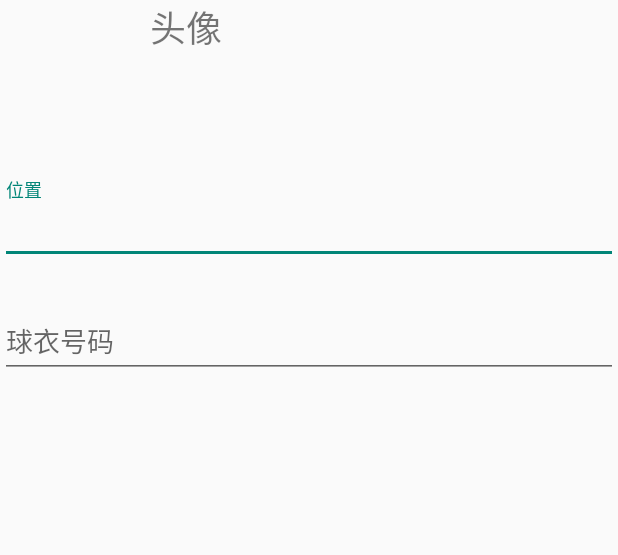
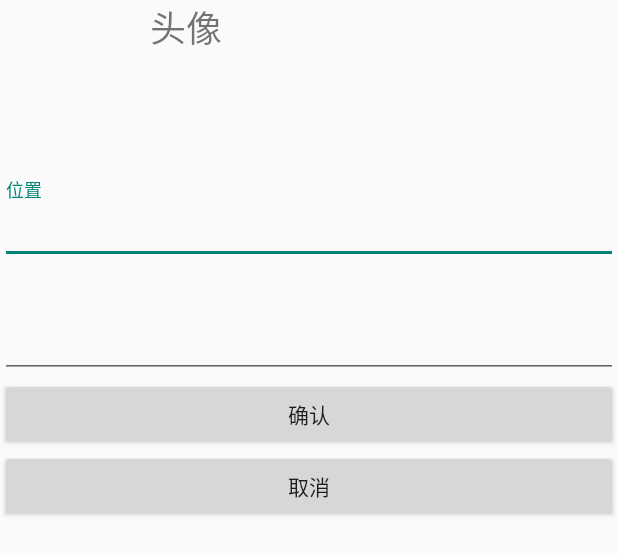
Before and after one commit to WyYU/KickBang2, an Android app: the layout activity_editinfo.xml on its own in the app's theme, with its tools: preview values and no code run, on a phone screen of 412 x 824 dp. Shown: the top 555 px of the screen. Run offline under Robolectric (Android 15) with nearby library versions, the light colour scheme and no system bars; plain views replace SImageView.

Commit message:
本地上传头像到服务器

```diff
--- a/app/build.gradle
+++ b/app/build.gradle
@@ -22,6 +22,7 @@ dependencies {
     implementation fileTree(dir: 'libs', include: ['*.jar'])
     implementation 'com.android.support:appcompat-v7:26.1.0'
     implementation 'com.android.support.constraint:constraint-layout:1.1.3'
+    implementation group: 'com.android.support', name: 'preference-v7', version: '26.1.0'
     testImplementation 'junit:junit:4.12'
     androidTestImplementation 'com.android.support.test:runner:1.0.2'
     androidTestImplementation 'com.android.support.test.espresso:espresso-core:3.0.2'
@@ -33,4 +34,6 @@ dependencies {
     compile 'com.android.support:design:26.1.0'
     compile 'com.android.support:cardview-v7:26.1.0'
     compile 'com.szysky.customize:simageview:2.2'
+    compile 'com.github.bumptech.glide:glide:3.7.0'
+    compile 'jp.wasabeef:glide-transformations:2.0.1'
 }
--- a/app/src/main/AndroidManifest.xml
+++ b/app/src/main/AndroidManifest.xml
@@ -15,8 +15,7 @@
         android:supportsRtl="true"
         android:theme="@style/Theme.AppCompat.Light.NoActionBar">
         <activity
-            android:name=".Activity.MainActivity"
-            android:launchMode="singleInstance" />
+            android:name=".Activity.MainActivity"/>
         <activity android:name=".Activity.LoginActivity">
             <intent-filter>
                 <action android:name="android.intent.action.MAIN" />
@@ -28,7 +27,8 @@
         <activity android:name=".Activity.TeamUserActActivity" />
         <activity android:name=".Activity.CreateNewTeamActivity" />
         <activity android:name=".Activity.SearchActivity" />
-        <activity android:name=".Activity.TeamDynamicActivity"></activity>
+        <activity android:name=".Activity.TeamDynamicActivity" />
+        <activity android:name=".Activity.EditinfoActivity"/>
     </application>
 
 </manifest>
--- a/app/src/main/java/com/example/dell/kickbang/Activity/LoginActivity.java
+++ b/app/src/main/java/com/example/dell/kickbang/Activity/LoginActivity.java
@@ -128,6 +128,7 @@ public class LoginActivity extends AppCompatActivity implements View.OnClickList
 		Intent intent = new Intent(LoginActivity.this, MainActivity.class);
 		try {
 			user = presenter.queryUser(name_edit.getText().toString());
+			Log.e("AAAAAAAA",user.toString());
 			team = presenter.queryteam(String.valueOf(user.getTid()));
 			intent.putExtra("User",user);
 			intent.putExtra("Team",team);
--- a/app/src/main/java/com/example/dell/kickbang/Fragment/MainFragment.java
+++ b/app/src/main/java/com/example/dell/kickbang/Fragment/MainFragment.java
@@ -12,6 +12,7 @@ import android.view.ViewGroup;
 import android.widget.ListView;
 import android.widget.TextView;
 
+import com.example.dell.kickbang.Activity.LoginActivity;
 import com.example.dell.kickbang.Activity.MainActivity;
 import com.example.dell.kickbang.Adapter.FieldAdapter;
 import com.example.dell.kickbang.Model.Field;
@@ -95,6 +96,9 @@ public class MainFragment extends Fragment {
 		goalTextView.setText(String.valueOf(user.getGoal()));
 		assTextview.setText(String.valueOf(user.getAssisting()));
 		String imageurl = resource.LOCALOHST+user.getImagepatch();
+		for (int i = 0;i<imageView.mUrlLoading.size();i++){
+			Log.e("aaaaaaaaa",imageView.mUrlLoading.get(i).toString());
+		}
 		imageView.setImageUrls(imageurl);
 	}
 
@@ -127,6 +131,7 @@ public class MainFragment extends Fragment {
 		Intent intent = getActivity().getIntent();
 		try {
 			user = (User) intent.getSerializableExtra("User");
+			Log.e("",user.toString());
 			team = (Team) intent.getSerializableExtra("Team");
 			fields = (ArrayList<Field>) presenter.queryField();
 		} catch (Exception e) {
--- a/app/src/main/java/com/example/dell/kickbang/Utils/HttpUtils.java
+++ b/app/src/main/java/com/example/dell/kickbang/Utils/HttpUtils.java
@@ -51,7 +51,7 @@ public class HttpUtils {
 	public final String getCreateTeamUrl(String tname){
 		return res.LOCALOHST+res.CTEATETEAM+res.TNAME+tname;
 	}
-	public final String getuploadheadimage(String uname){
-		return res.LOCALOHST+res.UPDATAHEAD;
+	public final String getuploadheadimage(String uid){
+		return res.LOCALOHST+res.UPDATAHEAD+"?uid="+uid;
 	}
 }
--- a/app/src/main/res/layout/activity_editinfo.xml
+++ b/app/src/main/res/layout/activity_editinfo.xml
@@ -38,10 +38,24 @@
             android:layout_height="wrap_content"
             android:layout_marginTop="20dp">
             <EditText
-                android:id="@+id/user_num_edit"
                 android:layout_width="match_parent"
                 android:layout_height="wrap_content"
-                android:hint="球衣号码"/>
+                android:id="@+id/user_num_edit"/>
         </android.support.design.widget.TextInputLayout>
+        <LinearLayout
+            android:layout_width="match_parent"
+            android:layout_height="match_parent"
+            android:orientation="vertical">
+            <Button
+                android:layout_width="match_parent"
+                android:layout_height="wrap_content"
+                android:id="@+id/edit_conf_btn"
+                android:text="确认"/>
+            <Button
+                android:layout_width="match_parent"
+                android:layout_height="wrap_content"
+                android:id="@+id/edit_cancel_btn"
+                android:text="取消"/>
+        </LinearLayout>
     </LinearLayout>
 </android.support.constraint.ConstraintLayout>
--- a/app/src/main/res/layout/fragment_myinfo.xml
+++ b/app/src/main/res/layout/fragment_myinfo.xml
@@ -145,6 +145,7 @@
                     android:src="@mipmap/ic_chevron_right_grey600_48dp" />
             </LinearLayout>
             <Button
+                android:id="@+id/exit_btn"
                 android:layout_width="match_parent"
                 android:layout_height="wrap_content"
                 android:textSize="24dp"
```
Also changed, not shown: app/src/main/java/com/example/dell/kickbang/Activity/EditinfoActivity.java (+19 -2 lines), app/src/main/java/com/example/dell/kickbang/Fragment/MyInfoFragment.java (+34 -1 lines), app/src/main/java/com/example/dell/kickbang/Presenter/Presenter.java (+20 -4 lines).
